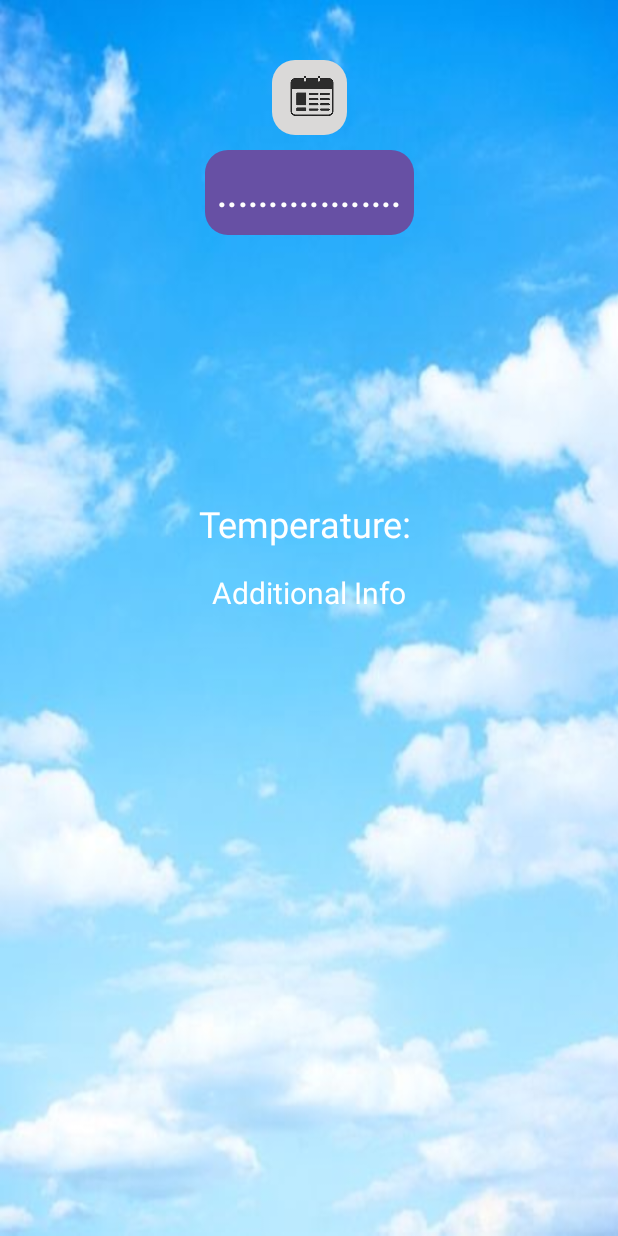
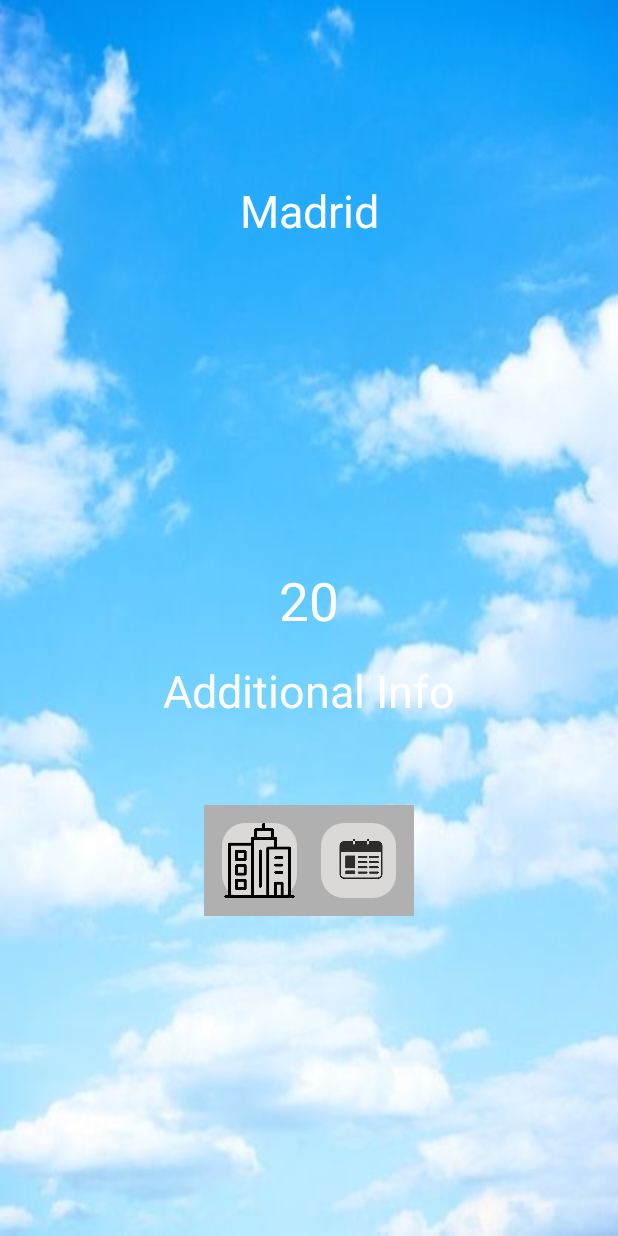
Before and after one commit to Hernies/PMDWeather, an Android app: the screen it shows after launch (MainActivity), on a phone screen of 412 x 824 dp. Run offline under Robolectric (Android 15) with nearby library versions, the phone set to English and light mode, and no system bars; 2 statements that could not run were skipped.

Commit message:
front e historico mas estetico

```diff
--- a/app/src/main/res/layout/activity_historico.xml
+++ b/app/src/main/res/layout/activity_historico.xml
@@ -4,6 +4,7 @@
     xmlns:tools="http://schemas.android.com/tools"
     android:layout_width="match_parent"
     android:layout_height="match_parent"
+    android:background="#D3D3D3"
     tools:context=".HistoryActivity">
 
     <!-- Calendario para seleccionar el día -->
--- a/app/src/main/res/layout/activity_main.xml
+++ b/app/src/main/res/layout/activity_main.xml
@@ -1,6 +1,5 @@
 <?xml version="1.0" encoding="utf-8"?>
-<androidx.constraintlayout.widget.ConstraintLayout
-    xmlns:android="http://schemas.android.com/apk/res/android"
+<androidx.constraintlayout.widget.ConstraintLayout xmlns:android="http://schemas.android.com/apk/res/android"
     xmlns:app="http://schemas.android.com/apk/res-auto"
     xmlns:tools="http://schemas.android.com/tools"
     android:id="@+id/main"
@@ -23,36 +22,19 @@
         app:layout_constraintTop_toTopOf="parent"
         app:layout_constraintVertical_bias="1.0" />
 
-    <!-- Botón calendar -->
-    <ImageButton
-        android:id="@+id/buttonHistory"
-        android:layout_width="50dp"
-        android:layout_height="50dp"
-        android:src="@drawable/calendar"
-        android:scaleType="fitCenter"
-        android:adjustViewBounds="true"
-        android:background="@drawable/button_background"
-        android:contentDescription="@string/select_calendar"
-        app:layout_constraintTop_toTopOf="@id/backgroundImageView"
-        app:layout_constraintStart_toStartOf="parent"
-        app:layout_constraintEnd_toEndOf="parent"
-        android:layout_marginTop="40dp"
-    />
-
     <!-- Nombre de la ciudad -->
-    <Button
+    <TextView
         android:id="@+id/cityNameTextView"
         android:layout_width="wrap_content"
         android:layout_height="wrap_content"
         android:layout_marginStart="16dp"
-        android:layout_marginTop="100dp"
+        android:layout_marginTop="110dp"
         android:layout_marginEnd="16dp"
         android:gravity="center"
-        android:text=".................."
+        android:padding="10dp"
+        android:text="Madrid"
         android:textColor="#FFFFFF"
-        android:textSize="24sp"
-        android:background="@drawable/button_background"
-        android:padding="8dp"
+        android:textSize="30sp"
         app:layout_constraintEnd_toEndOf="parent"
         app:layout_constraintStart_toStartOf="parent"
         app:layout_constraintTop_toTopOf="parent" />
@@ -60,56 +42,55 @@
     <!-- Icono del weather -->
     <ImageView
         android:id="@+id/weatherImageView"
-        android:layout_width="130dp"
-        android:layout_height="130dp"
+        android:layout_width="190dp"
+        android:layout_height="190dp"
         android:contentDescription="@null"
-        app:layout_constraintTop_toBottomOf="@id/cityNameTextView"
+        app:layout_constraintEnd_toEndOf="parent"
         app:layout_constraintStart_toStartOf="parent"
-        app:layout_constraintEnd_toEndOf="parent"
-        android:layout_marginTop="30dp" />
+        app:layout_constraintTop_toBottomOf="@id/cityNameTextView" />
 
     <!-- Info temperatura -->
     <TextView
         android:id="@+id/temperatureTextView"
         android:layout_width="wrap_content"
         android:layout_height="wrap_content"
-        android:text="Temperature: "
-        android:textSize="24sp"
+        android:layout_marginStart="16dp"
+        android:layout_marginTop="16dp"
+        android:layout_marginEnd="16dp"
+        android:gravity="center"
+        android:text="20"
         android:textColor="#FFFFFF"
-        android:layout_marginTop="16dp"
-        app:layout_constraintTop_toBottomOf="@id/weatherImageView"
+        android:textSize="35sp"
+        app:layout_constraintEnd_toEndOf="parent"
         app:layout_constraintStart_toStartOf="parent"
-        app:layout_constraintEnd_toEndOf="parent"
-        android:layout_marginStart="16dp"
-        android:layout_marginEnd="16dp"
-        android:gravity="center" />
+        app:layout_constraintTop_toBottomOf="@id/weatherImageView" />
 
     <!-- Additional info -->
     <TextView
         android:id="@+id/additionalInfoTextView"
         android:layout_width="wrap_content"
         android:layout_height="wrap_content"
+        android:layout_marginStart="16dp"
+        android:layout_marginTop="16dp"
+        android:layout_marginEnd="16dp"
+        android:gravity="center"
         android:text="Additional Info"
-        android:textSize="20sp"
         android:textColor="#FFFFFF"
-        android:layout_marginTop="16dp"
-        app:layout_constraintTop_toBottomOf="@id/temperatureTextView"
+        android:textSize="30sp"
+        app:layout_constraintEnd_toEndOf="parent"
         app:layout_constraintStart_toStartOf="parent"
-        app:layout_constraintEnd_toEndOf="parent"
-        android:layout_marginStart="16dp"
-        android:layout_marginEnd="16dp"
-        android:gravity="center" />
+        app:layout_constraintTop_toBottomOf="@id/temperatureTextView" />
 
     <!-- Weekly -->
     <HorizontalScrollView
         android:id="@+id/hourlyForecastScrollView"
         android:layout_width="match_parent"
         android:layout_height="wrap_content"
-        android:layout_marginTop="60dp"
-        app:layout_constraintTop_toBottomOf="@id/additionalInfoTextView"
+        android:layout_marginTop="20dp"
+        android:fillViewport="true"
+        app:layout_constraintEnd_toEndOf="parent"
         app:layout_constraintStart_toStartOf="parent"
-        app:layout_constraintEnd_toEndOf="parent"
-        android:fillViewport="true">
+        app:layout_constraintTop_toBottomOf="@id/additionalInfoTextView">
 
         <LinearLayout
             android:id="@+id/hourlyForecastContainer"
@@ -122,6 +103,48 @@
         </LinearLayout>
     </HorizontalScrollView>
 
+
+    <!-- Contenedor para los botones -->
+    <LinearLayout
+        android:id="@+id/buttonContainer"
+        android:layout_width="wrap_content"
+        android:layout_height="wrap_content"
+        android:layout_marginTop="20dp"
+        android:background="#B0B0B0"
+        android:orientation="horizontal"
+        android:padding="12dp"
+        app:layout_constraintEnd_toEndOf="parent"
+        app:layout_constraintStart_toStartOf="parent"
+        app:layout_constraintTop_toBottomOf="@id/hourlyForecastScrollView">
+
+        <!-- Botón calendar -->
+        <ImageButton
+            android:id="@+id/selectNameCity"
+            android:layout_width="50dp"
+            android:layout_height="50dp"
+            android:adjustViewBounds="true"
+            android:background="@drawable/button_background"
+            android:contentDescription="@null"
+            android:scaleType="fitCenter"
+            android:src="@drawable/city" />
+
+
+        <!-- Espacio entre los botones -->
+        <Space
+            android:layout_width="16dp"
+            android:layout_height="wrap_content" />
+
+        <!-- Botón historico -->
+        <ImageButton
+            android:id="@+id/buttonHistory"
+            android:layout_width="50dp"
+            android:layout_height="50dp"
+            android:adjustViewBounds="true"
+            android:background="@drawable/button_background"
+            android:contentDescription="@string/select_calendar"
+            android:scaleType="fitCenter"
+            android:src="@drawable/calendar" />
+    </LinearLayout>
 
     <!--    <ImageButton-->
     <!--        android:id="@+id/mapButton"-->
```
Also changed, not shown: app/src/main/res/drawable/lluvioso.jpeg, app/src/main/res/drawable/nevado.jpeg, app/src/main/res/drawable/noche_clear.jpeg, app/src/main/res/drawable/noche_nublada.jpeg, app/src/main/res/drawable/nublado.jpeg, app/src/main/res/drawable/parcialmente_nublado.jpeg, app/src/main/res/drawable/soleado.jpeg, app/src/main/res/drawable/weather.png.
